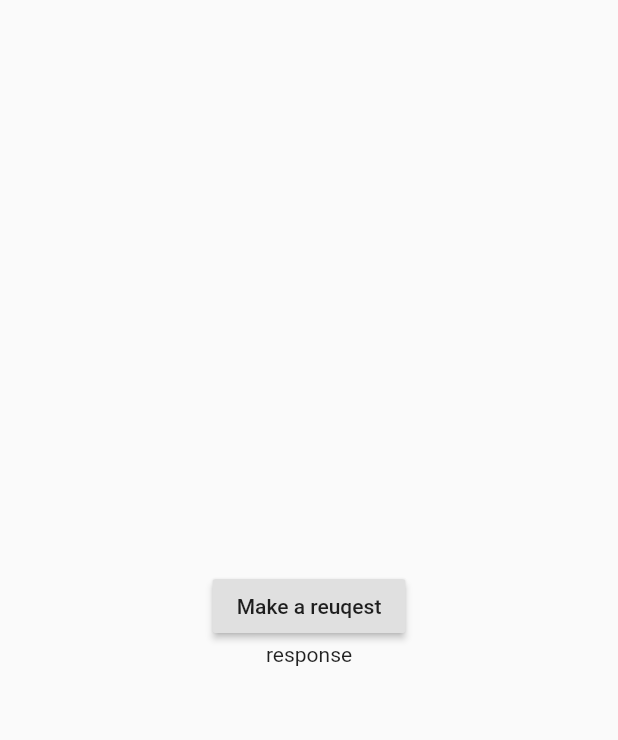
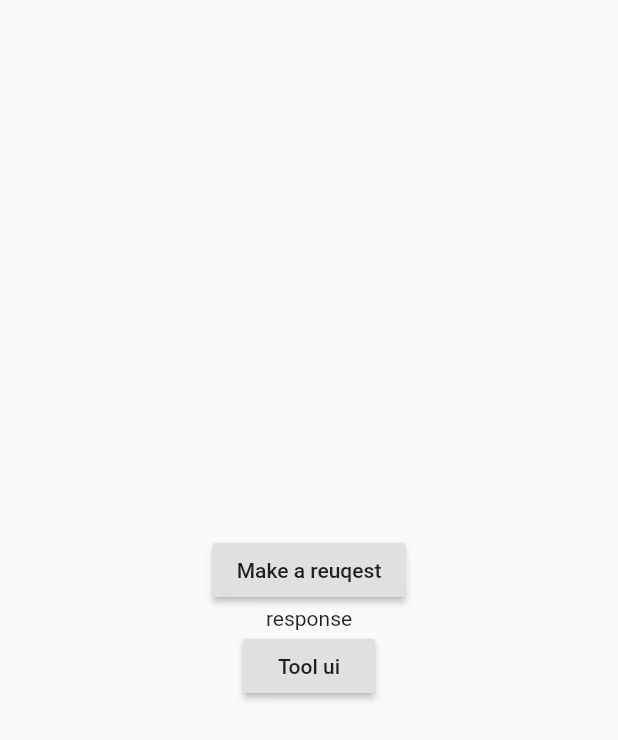
Before and after one commit to singhtaran1005/flutter_custom_api, a Flutter app: the screen it shows after launch, after a tap on "Make a reuqest", on a phone screen of 412 x 824 dp. Shown: the top 740 px of the screen. Run offline on Flutter 3.47's test engine with Material 2 defaults, Android fonts, the phone set to English and light mode, and no system bars; our stand-ins replace dio; network calls fail.

```diff
--- a/lib/main.dart
+++ b/lib/main.dart
@@ -8,6 +8,7 @@ class MyApp extends StatelessWidget {
   @override
   Widget build(BuildContext context) {
     return MaterialApp(
+      debugShowCheckedModeBanner: false,
       title: 'a',
       home: MyHomePage(),
     );
--- a/lib/main/homepage.dart
+++ b/lib/main/homepage.dart
@@ -1,3 +1,5 @@
+import 'dart:convert';
+
 import 'package:dio/dio.dart';
 import 'package:flutter/material.dart';
 
@@ -9,9 +11,15 @@ class MyHomePage extends StatefulWidget {
 class _MyHomePageState extends State<MyHomePage> {
   Future<void> getdata() async {
     var dio = Dio();
-    var response =
-        await dio.get("http://api.github.com/users/singhtaran1005");
+
+    //get api ->
+    var response = await dio.get("https://api.github.com/users/singhtaran1005");
     print(response.statusCode);
+    //post api ->
+    var res = await dio.post("http://localhost:8080/users",
+        data: jsonEncode({"task": "Edit"}),
+        options: Options(headers: {"Content-Type": "application/json"}));
+    print(res.data);
   }
 
   @override
@@ -21,6 +29,7 @@ class _MyHomePageState extends State<MyHomePage> {
         child: Column(
           mainAxisAlignment: MainAxisAlignment.center,
           children: [
+            // ignore: deprecated_member_use
             RaisedButton(
               child: Text('Make a reuqest'),
               onPressed: () {
@@ -30,6 +39,11 @@ class _MyHomePageState extends State<MyHomePage> {
             Text(
               'response',
             ),
+            // ignore: deprecated_member_use
+            RaisedButton(
+              onPressed: () {},
+              child: Text('Tool ui'),
+            ),
           ],
         ),
       ),
```
Also changed, not shown: 1 other file.
